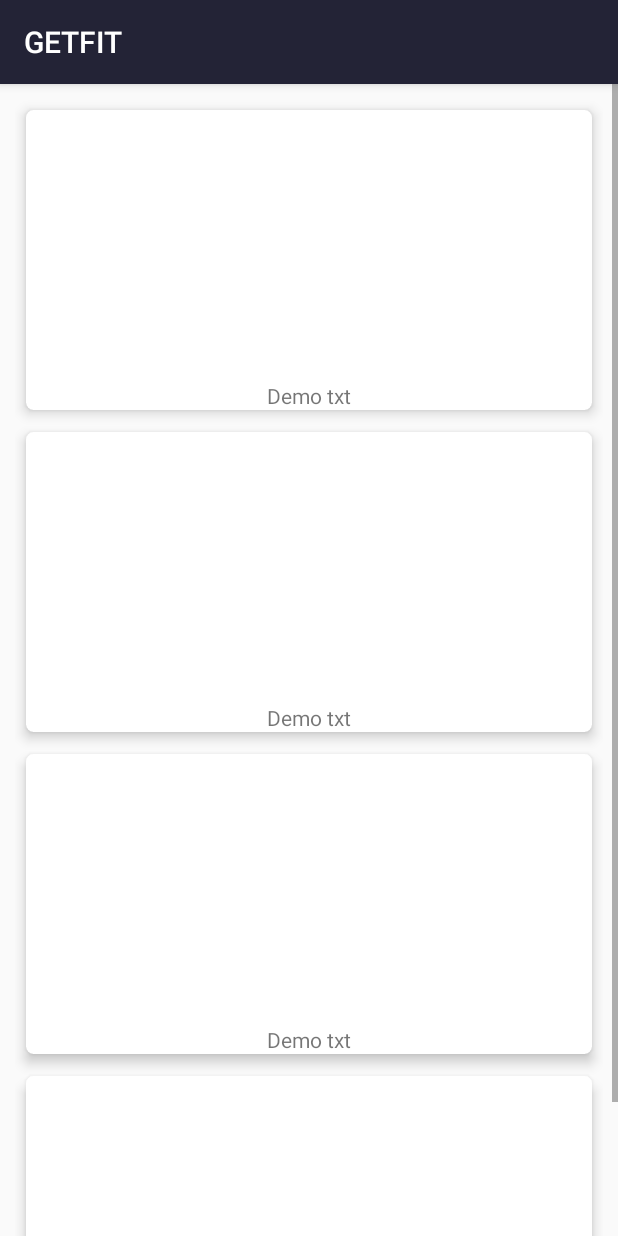
After one commit to kj7744/GETFIT, an Android app: the fragment FitnessFragment shown on its own in the app's theme, on a phone screen of 412 x 824 dp. The commit adds this screen. Run offline under Robolectric (Android 15) with nearby library versions, the phone set to English and light mode, and no system bars; 1 statement that could not run was skipped.

Commit message:
update fragments

```diff
--- /dev/null
+++ b/app/src/main/java/com/example/getfit/FitnessFragment.kt
@@ -0,0 +1,24 @@
+package com.example.getfit
+
+
+import android.os.Bundle
+import androidx.fragment.app.Fragment
+import android.view.LayoutInflater
+import android.view.View
+import android.view.ViewGroup
+
+/**
+ * A simple [Fragment] subclass.
+ */
+class FitnessFragment : Fragment() {
+
+    override fun onCreateView(
+        inflater: LayoutInflater, container: ViewGroup?,
+        savedInstanceState: Bundle?
+    ): View? {
+        // Inflate the layout for this fragment
+        return inflater.inflate(R.layout.fragment_fitness, container, false)
+    }
+
+
+}
--- /dev/null
+++ b/app/src/main/res/layout/fragment_fitness.xml
@@ -0,0 +1,138 @@
+<?xml version="1.0" encoding="utf-8"?>
+<ScrollView android:layout_height="match_parent"
+    android:layout_width="match_parent"
+    xmlns:android="http://schemas.android.com/apk/res/android">
+    <LinearLayout xmlns:android="http://schemas.android.com/apk/res/android"
+        android:layout_height="match_parent"
+        android:layout_width="wrap_content"
+        xmlns:app="http://schemas.android.com/apk/res-auto"
+        android:orientation="vertical"
+        android:layout_margin="10dp">
+
+
+        <androidx.cardview.widget.CardView
+            android:layout_width="match_parent"
+            android:layout_height="200dp"
+            android:layout_margin="7dp"
+            app:cardCornerRadius="5dp"
+            app:cardElevation="5dp">
+
+            <RelativeLayout
+                android:layout_width="match_parent"
+                android:layout_height="match_parent">
+
+                <ImageView
+                    android:layout_width="match_parent"
+                    android:layout_height="wrap_content"
+                    android:scaleType="centerCrop">
+
+                </ImageView>
+
+                <TextView
+                    android:layout_width="match_parent"
+                    android:layout_height="wrap_content"
+                    android:layout_alignParentBottom="true"
+                    android:gravity="center_horizontal"
+                    android:text="Demo txt">
+
+                </TextView>
+
+
+            </RelativeLayout>
+        </androidx.cardview.widget.CardView>
+
+        <androidx.cardview.widget.CardView
+            android:layout_width="match_parent"
+            android:layout_height="200dp"
+            android:layout_margin="7dp"
+            app:cardCornerRadius="5dp"
+            app:cardElevation="5dp">
+
+            <RelativeLayout
+                android:layout_width="match_parent"
+                android:layout_height="match_parent">
+
+                <ImageView
+                    android:layout_width="match_parent"
+                    android:layout_height="wrap_content"
+                    android:scaleType="centerCrop">
+
+                </ImageView>
+
+                <TextView
+                    android:layout_width="match_parent"
+                    android:layout_height="wrap_content"
+                    android:layout_alignParentBottom="true"
+                    android:gravity="center_horizontal"
+                    android:text="Demo txt">
+
+                </TextView>
+
+
+            </RelativeLayout>
+        </androidx.cardview.widget.CardView>
+
+        <androidx.cardview.widget.CardView
+            android:layout_width="match_parent"
+            android:layout_height="200dp"
+            android:layout_margin="7dp"
+            app:cardCornerRadius="5dp"
+            app:cardElevation="5dp">
+
+            <RelativeLayout
+                android:layout_width="match_parent"
+                android:layout_height="match_parent">
+
+                <ImageView
+                    android:layout_width="match_parent"
+                    android:layout_height="wrap_content"
+                    android:scaleType="centerCrop">
+
+                </ImageView>
+
+                <TextView
+                    android:layout_width="match_parent"
+                    android:layout_height="wrap_content"
+                    android:layout_alignParentBottom="true"
+                    android:gravity="center_horizontal"
+                    android:text="Demo txt">
+
+                </TextView>
+
+
+            </RelativeLayout>
+        </androidx.cardview.widget.CardView>
+
+        <androidx.cardview.widget.CardView
+            android:layout_width="match_parent"
+            android:layout_height="200dp"
+            android:layout_margin="7dp"
+            app:cardCornerRadius="5dp"
+            app:cardElevation="5dp">
+
+            <RelativeLayout
+                android:layout_width="match_parent"
+                android:layout_height="match_parent">
+
+                <ImageView
+                    android:layout_width="match_parent"
+                    android:layout_height="wrap_content"
+                    android:scaleType="centerCrop">
+
+                </ImageView>
+
+                <TextView
+                    android:layout_width="match_parent"
+                    android:layout_height="wrap_content"
+                    android:layout_alignParentBottom="true"
+                    android:gravity="center_horizontal"
+                    android:text="Demo txt">
+
+                </TextView>
+
+
+            </RelativeLayout>
+        </androidx.cardview.widget.CardView>
+    </LinearLayout>
+
+</ScrollView>
```
Also changed, not shown: app/src/main/java/com/example/getfit/GymPackagesFragment.kt (added, +24 -0 lines), app/src/main/java/com/example/getfit/MainActivity.kt (+36 -0 lines), app/src/main/java/com/example/getfit/SupportFragment.kt (added, +24 -0 lines), app/src/main/java/com/example/getfit/TrainerFragment.kt (added, +24 -0 lines), app/src/main/res/layout/fragment_gym_packages.xml (added, +138 -0 lines), app/src/main/res/layout/fragment_support.xml (added, +37 -0 lines), app/src/main/res/layout/fragment_trainer.xml (added, +138 -0 lines).
